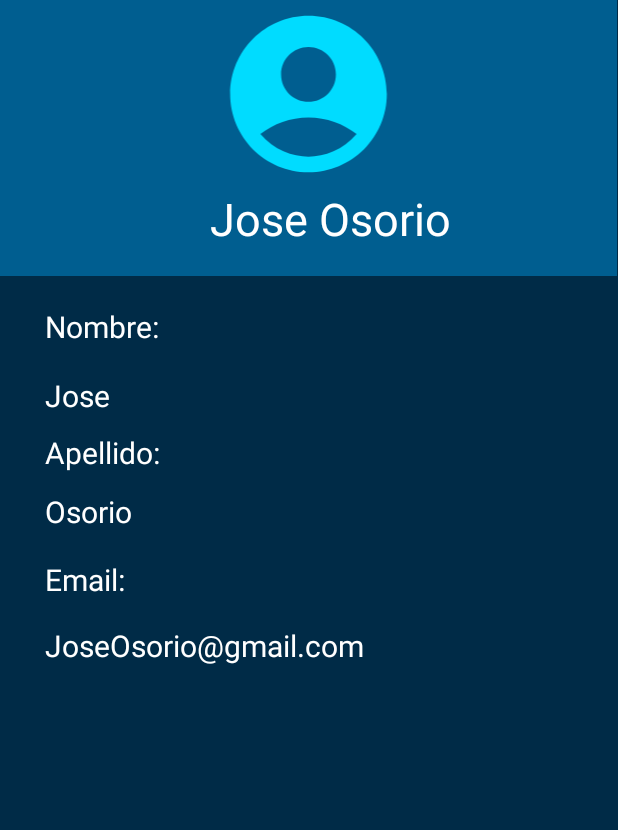
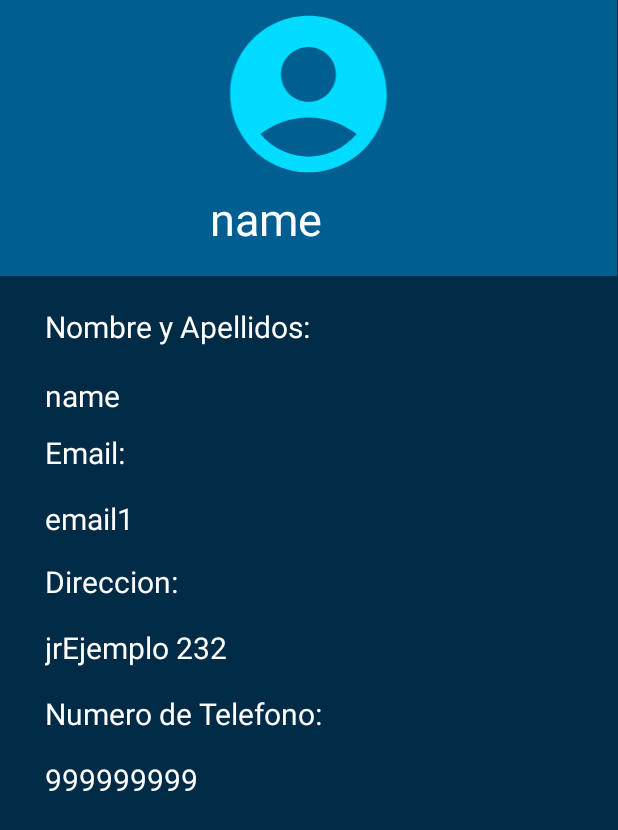
Before and after one commit to AlexaderW/ProyectoApp, an Android app: the Perfil screen opened directly, with no data from a screen before it, on a phone screen of 412 x 824 dp. Shown: the top 830 px of the screen. Run offline under Robolectric (Android 15) with nearby library versions, the phone set to English and light mode, and no system bars.

Commit message:
modificacion layouts

```diff
--- a/chacomboApp/app/src/main/res/layout/activity_perfil.xml
+++ b/chacomboApp/app/src/main/res/layout/activity_perfil.xml
@@ -31,12 +31,12 @@
                 app:srcCompat="@drawable/icono_user" />
 
             <TextView
-                android:id="@+id/textView10"
+                android:id="@+id/UsuarioTxt"
                 android:layout_width="match_parent"
                 android:layout_height="match_parent"
                 android:layout_marginLeft="140dp"
                 android:background="#0000BCD4"
-                android:text="Jose Osorio"
+                android:text="name "
 
                 android:textColor="#FFFFFFFF"
                 android:textSize="30sp" />
@@ -49,34 +49,16 @@
             android:layout_height="46dp"
             android:layout_marginLeft="30dp"
             android:layout_marginTop="20dp"
-            android:text="Nombre:"
+            android:text="Nombre y Apellidos:"
             android:textColor="#FFFFFFFF"
             android:textSize="20sp" />
 
         <TextView
-            android:id="@+id/textView14"
+            android:id="@+id/UsuarioTxt2"
             android:layout_width="match_parent"
             android:layout_height="38dp"
             android:layout_marginLeft="30dp"
-            android:text="Jose "
-            android:textColor="#FFFFFFFF"
-            android:textSize="20sp" />
-
-        <TextView
-            android:id="@+id/textView15"
-            android:layout_width="match_parent"
-            android:layout_height="39dp"
-            android:layout_marginLeft="30dp"
-            android:text="Apellido:"
-            android:textColor="#FFFFFFFF"
-            android:textSize="20sp" />
-
-        <TextView
-            android:id="@+id/textView16"
-            android:layout_width="match_parent"
-            android:layout_height="45dp"
-            android:layout_marginLeft="30dp"
-            android:text="Osorio "
+            android:text="name"
             android:textColor="#FFFFFFFF"
             android:textSize="20sp" />
 
@@ -90,11 +72,47 @@
             android:textSize="20sp" />
 
         <TextView
-            android:id="@+id/textView19"
+            android:id="@+id/emailTxt"
             android:layout_width="match_parent"
             android:layout_height="42dp"
             android:layout_marginLeft="30dp"
-            android:text="JoseOsorio@gmail.com"
+            android:text="email1"
+            android:textColor="#FFFFFFFF"
+            android:textSize="20sp" />
+
+        <TextView
+            android:id="@+id/textView16"
+            android:layout_width="match_parent"
+            android:layout_height="44dp"
+            android:layout_marginLeft="30dp"
+            android:text="Direccion:"
+            android:textColor="#FFFFFFFF"
+            android:textSize="20sp" />
+
+        <TextView
+            android:id="@+id/direccionTxt"
+            android:layout_width="match_parent"
+            android:layout_height="44dp"
+            android:layout_marginLeft="30dp"
+            android:text="jrEjemplo 232"
+            android:textColor="#FFFFFFFF"
+            android:textSize="20sp" />
+
+        <TextView
+            android:id="@+id/textView44"
+            android:layout_width="match_parent"
+            android:layout_height="44dp"
+            android:layout_marginLeft="30dp"
+            android:text="Numero de Telefono:"
+            android:textColor="#FFFFFFFF"
+            android:textSize="20sp" />
+
+        <TextView
+            android:id="@+id/numeroTxt"
+            android:layout_width="match_parent"
+            android:layout_height="44dp"
+            android:layout_marginLeft="30dp"
+            android:text="999999999"
             android:textColor="#FFFFFFFF"
             android:textSize="20sp" />
 
```
Also changed, not shown: chacomboApp/app/src/main/res/drawable/borde_redondeado.xml (added, +8 -0 lines), chacomboApp/app/src/main/res/layout/viewerholder_menu_list.xml (added, +44 -0 lines).
